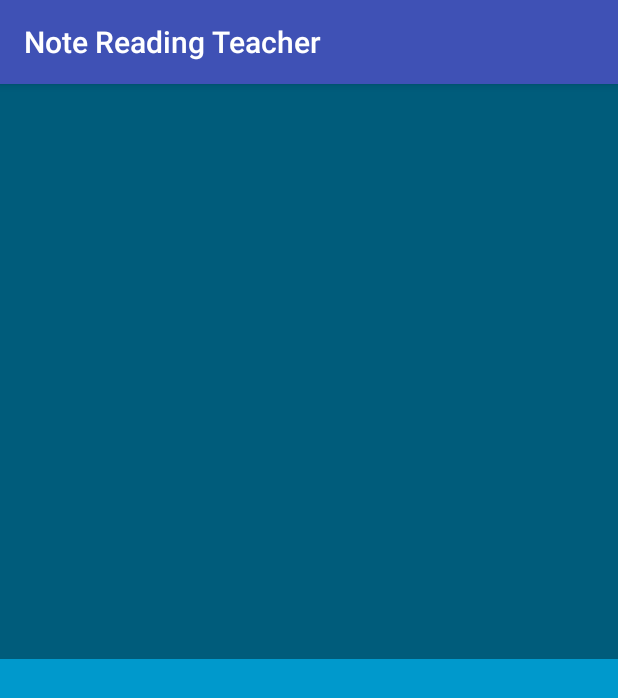
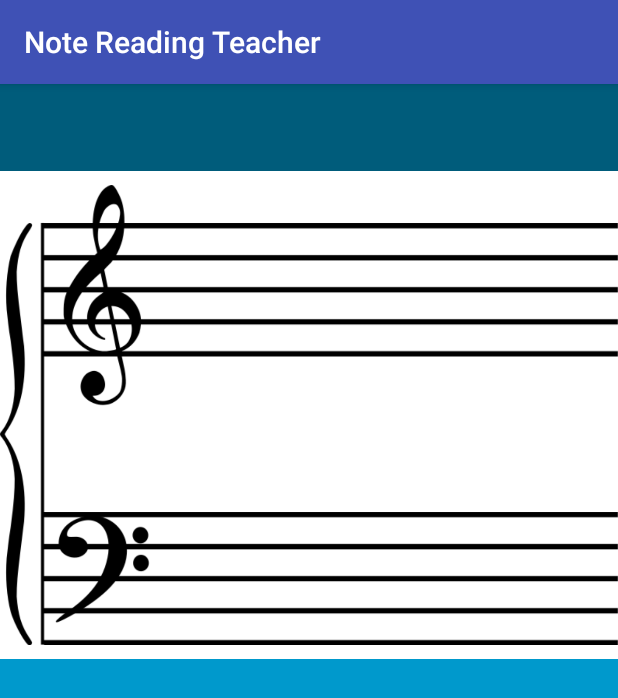
Before and after one commit to sashokbg/note-reading-teacher, an Android app: the screen it shows after launch (NotesActivity), on a phone screen of 412 x 824 dp. Shown: the top 698 px of the screen. Run offline under Robolectric (Android 15) with nearby library versions, the phone set to English and light mode, and no system bars; 4 statements that could not run were skipped.

Commit message:
Added note and staff graphics

```diff
--- a/app/src/main/java/bg/alex/notereadingteacher/MidiNotesReceiver.java
+++ b/app/src/main/java/bg/alex/notereadingteacher/MidiNotesReceiver.java
@@ -28,7 +28,7 @@ public class MidiNotesReceiver extends MidiReceiver {
                 Log.i(TAG,"Note On: " + format(data[offset]));
                 Log.i(TAG,"Note Value: " + data[offset+1]);
                 Log.i(TAG,"Velocity: " + data[offset+2]);
-                activity.printNote(new Note(data[offset+1]).toString());
+                activity.printNote(new Note(data[offset+1]));
                 break;
             }
 
--- a/app/src/main/res/layout/activity_notes.xml
+++ b/app/src/main/res/layout/activity_notes.xml
@@ -45,13 +45,27 @@
             android:visibility="visible"
             tools:text="" />
 
-        <TextView
-            android:id="@+id/notes"
-            android:layout_width="match_parent"
-            android:layout_height="329dp"
-            android:ems="10"
-            android:scrollbars="vertical"
-            android:visibility="visible" />
+        <RelativeLayout
+            xmlns:android="http://schemas.android.com/apk/res/android"
+            android:id="@+id/staff_container"
+            android:layout_width="wrap_content"
+            android:layout_height="wrap_content"
+            android:background="@color/white">
+
+            <!--<ImageView-->
+                <!--android:id="@+id/note"-->
+                <!--android:adjustViewBounds="true"-->
+                <!--android:layout_width="36dp"-->
+                <!--android:layout_height="20dp"-->
+                <!--android:scaleType="centerCrop"-->
+                <!--android:src="@drawable/note" />-->
+
+            <ImageView
+                android:id="@+id/staff"
+                android:layout_width="wrap_content"
+                android:layout_height="wrap_content"
+                android:src="@drawable/grand_staff" />
+        </RelativeLayout>
 
     </LinearLayout>
 
--- a/app/src/main/res/values/colors.xml
+++ b/app/src/main/res/values/colors.xml
@@ -3,6 +3,7 @@
     <color name="colorPrimary">#3F51B5</color>
     <color name="colorPrimaryDark">#303F9F</color>
     <color name="colorAccent">#FF4081</color>
+    <color name="white">#FFFFFF</color>
 
     <color name="black_overlay">#66000000</color>
 </resources>
```
Also changed, not shown: app/src/main/java/bg/alex/notereadingteacher/NotesActivity.java (+37 -11 lines), app/src/main/java/bg/alex/notereadingteacher/notes/Note.java (+9 -0 lines), app/src/main/java/bg/alex/notereadingteacher/notes/NotePitch.java (+19 -13 lines), app/src/main/res/drawable/grand_staff.png (added), app/src/main/res/drawable/note.png (added).
